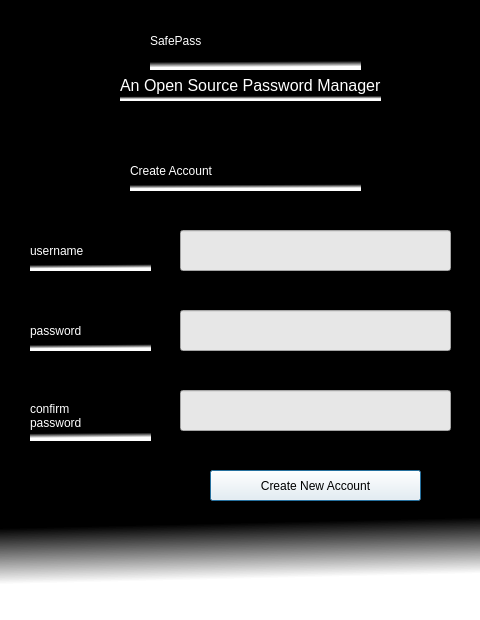
dmdhrumilmistry/PySafePass, file UI/CreateAccount.ui: the form before one commit.
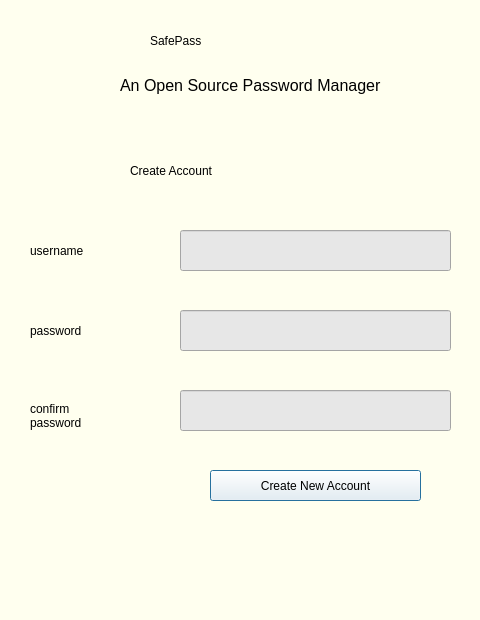
The form after the commit.

Patch:
```diff
--- a/UI/CreateAccount.ui
+++ b/UI/CreateAccount.ui
@@ -14,8 +14,7 @@
    <string>Dialog</string>
   </property>
   <property name="styleSheet">
-   <string notr="true">background-color: rgb(54, 54, 54);
-background-color: qlineargradient(spread:pad, x1:0.244318, y1:0.301, x2:0.255591, y2:0.938, stop:0.857955 rgba(0, 0, 0, 255), stop:1 rgba(255, 255, 255, 255));</string>
+   <string notr="true">background-color: rgb(255, 255, 239);</string>
   </property>
   <widget class="QLabel" name="safepass_label">
    <property name="geometry">
@@ -30,7 +29,7 @@
     <string>&lt;html&gt;&lt;head/&gt;&lt;body&gt;&lt;p&gt;&lt;br/&gt;&lt;/p&gt;&lt;/body&gt;&lt;/html&gt;</string>
    </property>
    <property name="styleSheet">
-    <string notr="true">color:rgb(255,255,255);
+    <string notr="true">color:rgb(0,0,0);
 font: 30pt &quot;Lucida Console&quot;;</string>
    </property>
    <property name="text">
@@ -47,7 +46,7 @@
     </rect>
    </property>
    <property name="styleSheet">
-    <string notr="true">color: rgb(255, 255, 255);
+    <string notr="true">color: rgb(0, 0, 0);
 font: 18pt &quot;Lucida Console&quot;;</string>
    </property>
    <property name="text">
@@ -64,7 +63,7 @@
     </rect>
    </property>
    <property name="styleSheet">
-    <string notr="true">color: rgb(255, 255, 255);
+    <string notr="true">color: rgb(0, 0, 0);
 font: 20pt &quot;Lucida Console&quot;;</string>
    </property>
    <property name="text">
@@ -81,7 +80,7 @@
     </rect>
    </property>
    <property name="styleSheet">
-    <string notr="true">color: rgb(255, 255, 255);font-size:12pt</string>
+    <string notr="true">color: rgb(0, 0, 0);font-size:12pt</string>
    </property>
    <property name="text">
     <string>An Open Source Password Manager</string>
@@ -125,7 +124,7 @@
     </rect>
    </property>
    <property name="styleSheet">
-    <string notr="true">color: rgb(255, 255, 255);
+    <string notr="true">color: rgb(0, 0, 0);
 font: 18pt &quot;Lucida Console&quot;;</string>
    </property>
    <property name="text">
@@ -159,7 +158,7 @@
     </rect>
    </property>
    <property name="styleSheet">
-    <string notr="true">color: rgb(255, 255, 255);
+    <string notr="true">color: rgb(0, 0, 0);
 font: 18pt &quot;Lucida Console&quot;;</string>
    </property>
    <property name="text">
```
